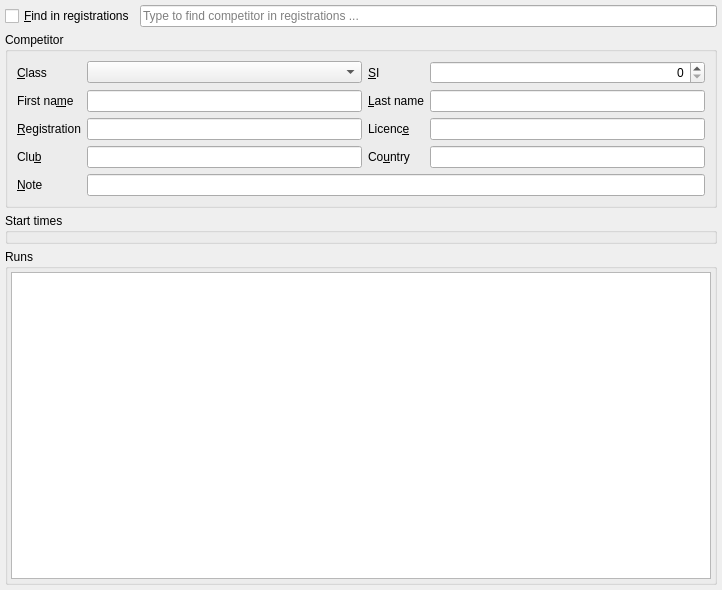
First picture: the form in quickevent/app/plugins/qml/Competitors/src/competitorwidget.ui, repository Quick-Event/quickbox, before the edit.
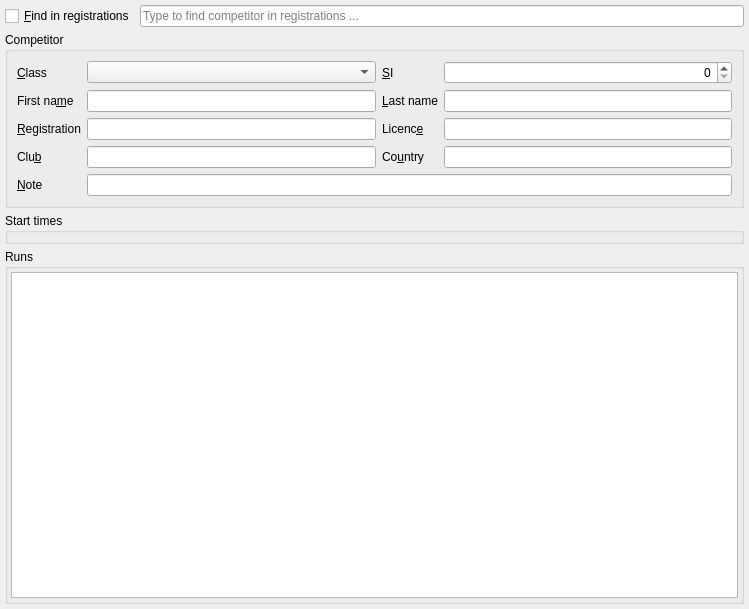
Second picture: the form after the edit. Custom widgets are drawn as their Qt base class.

```diff
--- a/quickevent/app/plugins/qml/Competitors/src/competitorwidget.ui
+++ b/quickevent/app/plugins/qml/Competitors/src/competitorwidget.ui
@@ -6,8 +6,8 @@
    <rect>
     <x>0</x>
     <y>0</y>
-    <width>722</width>
-    <height>590</height>
+    <width>749</width>
+    <height>609</height>
    </rect>
   </property>
   <property name="windowTitle">
```
Left out of the diff: 6 changed lines with no effect on the pictures.
